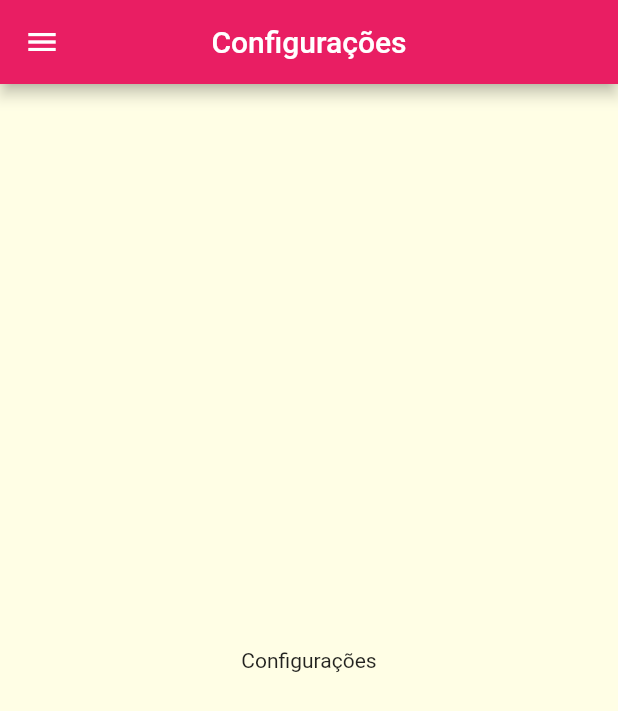
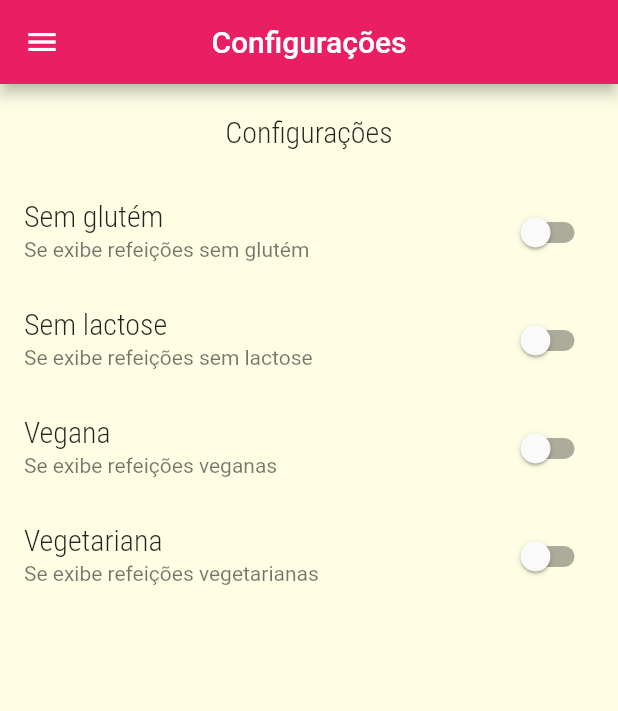
Before and after one commit to roninds14/meals, a Flutter app: the SettingsScreen screen opened by its route, on a phone screen of 412 x 824 dp. Shown: the top 711 px of the screen. Run offline on Flutter 3.47's test engine with Material 2 defaults, Android fonts, the phone set to English and light mode, and no system bars.

Commit message:
tela de consfiguracoes

```diff
--- /dev/null
+++ b/lib/models/settings.dart
@@ -0,0 +1,14 @@
+class Settings
+{
+  bool isGlutenFree;
+  bool isLactoseFree;
+  bool isVegan;
+  bool isVegetarian;
+
+  Settings({
+    this.isGlutenFree = false,
+    this.isLactoseFree = false,
+    this.isVegan = false,
+    this.isVegetarian = false,
+  });
+}
--- a/lib/screens/settings_screen.dart
+++ b/lib/screens/settings_screen.dart
@@ -1,9 +1,30 @@
 import 'package:flutter/material.dart';
 import 'package:meals/components/main_drawer.dart';
+import 'package:meals/models/settings.dart';
 
+class SettingsScreen extends StatefulWidget {
+  const SettingsScreen({super.key});
 
-class SettingsScreen extends StatelessWidget {
-  const SettingsScreen({super.key});
+  @override
+  State<SettingsScreen> createState() => _SettingsScreenState();
+}
+
+class _SettingsScreenState extends State<SettingsScreen> {
+  Widget _createSwutch(
+    String title,
+    String subtitle,
+    bool value,
+    Function(bool) onChanged,
+  ) {
+    return SwitchListTile.adaptive(
+      title: Text(title),
+      subtitle: Text(subtitle),
+      value: value,
+      onChanged: onChanged,
+    );
+  }
+
+  var settings = Settings();
 
   @override
   Widget build(BuildContext context) {
@@ -13,9 +34,46 @@ class SettingsScreen extends StatelessWidget {
           centerTitle: true,
         ),
         drawer: const MainDrawer(),
-      body: const Center(
-        child: Text('Configurações'),
+        body: Column(
+          children: [
+            Container(
+              padding: EdgeInsets.all(20),
+              child: Text(
+                'Configurações',
+                style: Theme.of(context).textTheme.titleMedium,
               ),
-    );
+            ),
+            Expanded(
+              child: ListView(
+                children: [
+                  _createSwutch(
+                    'Sem glutém',
+                    'Se exibe refeições sem glutém',
+                    settings.isGlutenFree,
+                    (value) => setState(() => settings.isGlutenFree = value),
+                  ),
+                  _createSwutch(
+                    'Sem lactose',
+                    'Se exibe refeições sem lactose',
+                    settings.isGlutenFree,
+                    (value) => setState(() => settings.isLactoseFree = value),
+                  ),
+                  _createSwutch(
+                    'Vegana',
+                    'Se exibe refeições veganas',
+                    settings.isGlutenFree,
+                    (value) => setState(() => settings.isVegan = value),
+                  ),
+                  _createSwutch(
+                    'Vegetariana',
+                    'Se exibe refeições vegetarianas',
+                    settings.isGlutenFree,
+                    (value) => setState(() => settings.isVegan = value),
+                  ),
+                ],
+              ),
+            )
+          ],
+        ));
   }
 }
```
Lines whose indentation alone changed are shown as unchanged.
